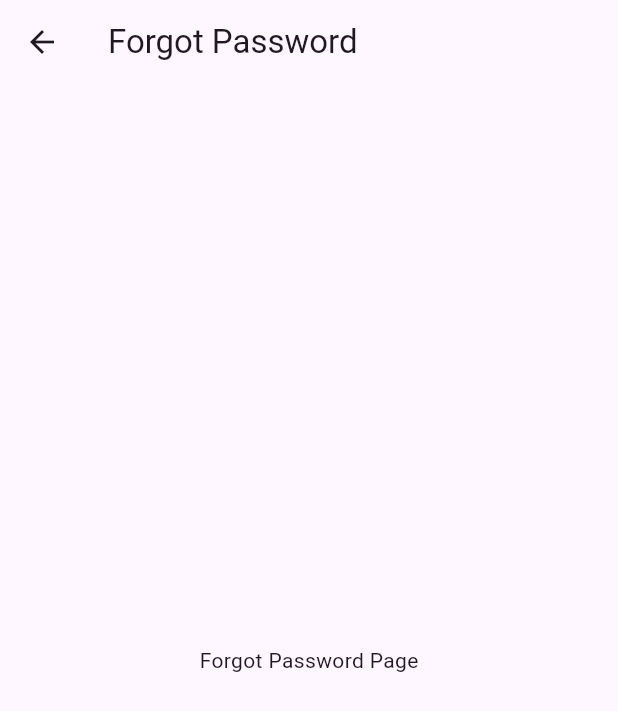
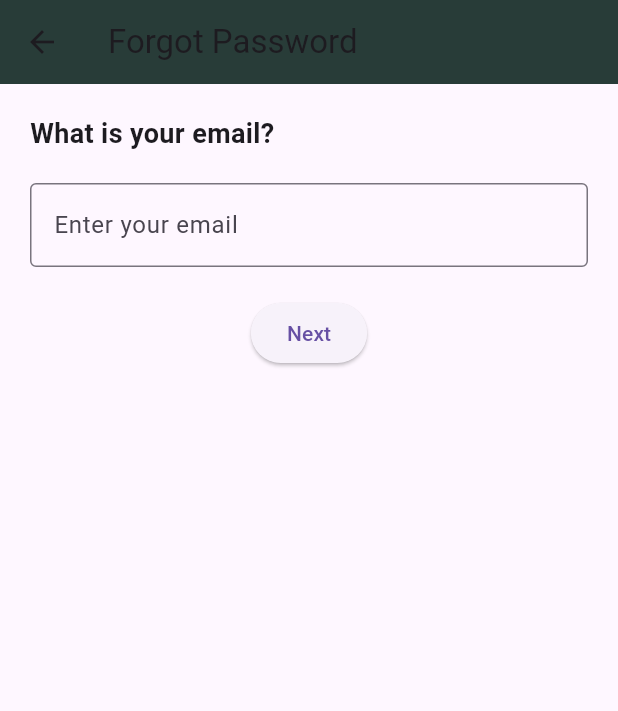
Before and after one commit to davidqwertyuiop/find_my_friend, a Flutter app: the screen it shows after launch, after a tap on "Forgot Password?", on a phone screen of 412 x 824 dp. Shown: the top 711 px of the screen. Run offline on Flutter 3.47's test engine with Material 3 defaults, Android fonts, the light colour scheme and no system bars.

Commit message:
modified:   lib/Login_UI/forgot_password_page.dart 	new file:   lib/Login_UI/next_page.dart 	deleted:    lib/app_colors/app_theme.dart 	new file:   lib/app_colors/theme.dart 	new file:   lib/app_colors/themes_dart.dart 	modified:   lib/home_page.dart 	modified:   lib/main.dart

```diff
--- a/lib/Login_UI/forgot_password_page.dart
+++ b/lib/Login_UI/forgot_password_page.dart
@@ -1,16 +1,71 @@
+// forgot_password_page.dart
+
+// ignore_for_file: library_private_types_in_public_api
+
 import 'package:flutter/material.dart';
 
-class ForgotPasswordPage extends StatelessWidget {
+import 'next_page.dart';
+
+class ForgotPasswordPage extends StatefulWidget {
   const ForgotPasswordPage({super.key});
+
+  @override
+  _ForgotPasswordPageState createState() => _ForgotPasswordPageState();
+}
+
+class _ForgotPasswordPageState extends State<ForgotPasswordPage> {
+  final TextEditingController _emailController = TextEditingController();
+
+  @override
+  void dispose() {
+    _emailController.dispose();
+    super.dispose();
+  }
 
   @override
   Widget build(BuildContext context) {
     return Scaffold(
       appBar: AppBar(
         title: const Text("Forgot Password"),
+        backgroundColor: const Color.fromARGB(255, 40, 60, 56),
       ),
-      body: const Center(
-        child: Text("Forgot Password Page"),
+      body: Padding(
+        padding: const EdgeInsets.all(20.0),
+        child: Column(
+          crossAxisAlignment: CrossAxisAlignment.start,
+          children: [
+            const Text(
+              "What is your email?",
+              style: TextStyle(
+                fontSize: 18,
+                fontWeight: FontWeight.bold,
+              ),
+            ),
+            const SizedBox(height: 20),
+            TextField(
+              controller: _emailController,
+              keyboardType: TextInputType.emailAddress,
+              decoration: const InputDecoration(
+                labelText: "Enter your email",
+                border: OutlineInputBorder(),
+              ),
+            ),
+            const SizedBox(height: 20),
+            Center(
+              child: ElevatedButton(
+                onPressed: () {
+                  Navigator.push(
+                    context,
+                    MaterialPageRoute(
+                      builder: (context) => const NextPage(),
+                    ),
+                  );
+                },
+                child: const Text("Next"),
+              ),
+            ),
+          ],
+        ),
       ),
     );
   }
--- a/lib/app_colors/app_theme.dart
+++ /dev/null
@@ -1,18 +0,0 @@
-import 'package:flutter/material.dart';
-
-class MyAppColors {
-  static const darkBlue = Color(0xFF1E1E2C);
-  static const lightBlue = Color(0xFF2D2D44);
-}
-
-class MyAppThemes {
-  static final lightTheme = ThemeData(
-    primaryColor: MyAppColors.lightBlue,
-    brightness: Brightness.light,
-  );
-
-  static final darkTheme = ThemeData(
-    primaryColor: MyAppColors.darkBlue,
-    brightness: Brightness.dark,
-  );
-}
--- /dev/null
+++ b/lib/app_colors/theme.dart
@@ -0,0 +1,13 @@
+import 'package:flutter/material.dart';
+ThemeData darkTheme = ThemeData(
+  brightness: Brightness.light,
+  appBarTheme: const AppBarTheme(backgroundColor: Colors.transparent,
+  elevation: 0,
+  iconTheme: IconThemeData(color: Colors.black),
+  titleTextStyle: TextStyle(color: Colors.black, fontSize: 12)),
+  colorScheme: ColorScheme.light(
+    surface: Colors.grey[300]!,
+    primary: Colors.grey[200]!,
+    secondary:Colors.grey[300]!,
+  ),
+);
--- /dev/null
+++ b/lib/app_colors/themes_dart.dart
@@ -0,0 +1,10 @@
+import 'package:flutter/material.dart';
+ThemeData darkTheme = ThemeData(
+  brightness: Brightness.dark,
+  appBarTheme: const AppBarTheme(backgroundColor: Colors.black),
+  colorScheme: ColorScheme.dark(
+  surface: Colors.black,
+  primary: Colors.grey[850]!,
+  secondary:Colors.grey[950]!,
+  )
+);
--- a/lib/main.dart
+++ b/lib/main.dart
@@ -1,7 +1,7 @@
 import 'package:find_my_friend/Login_UI/loginscreen.dart';
 import 'package:flutter/material.dart';
 
-import 'app_colors/app_theme.dart';
+import 'app_colors/theme.dart';
 
 void main() {
   runApp(const MyApp());
@@ -14,8 +14,8 @@
   Widget build(BuildContext context) {
     return MaterialApp(
       debugShowCheckedModeBanner: false,
-      theme: MyAppThemes.lightTheme,
-      darkTheme: MyAppThemes.darkTheme,
+      theme: ThemeData.light(),
+      darkTheme:darkTheme,
       themeMode: ThemeMode.system,
       home: const SignInPage(),
     );
```
Also changed, not shown: lib/Login_UI/next_page.dart (added, +23 -0 lines), lib/home_page.dart (+12 -28 lines).
